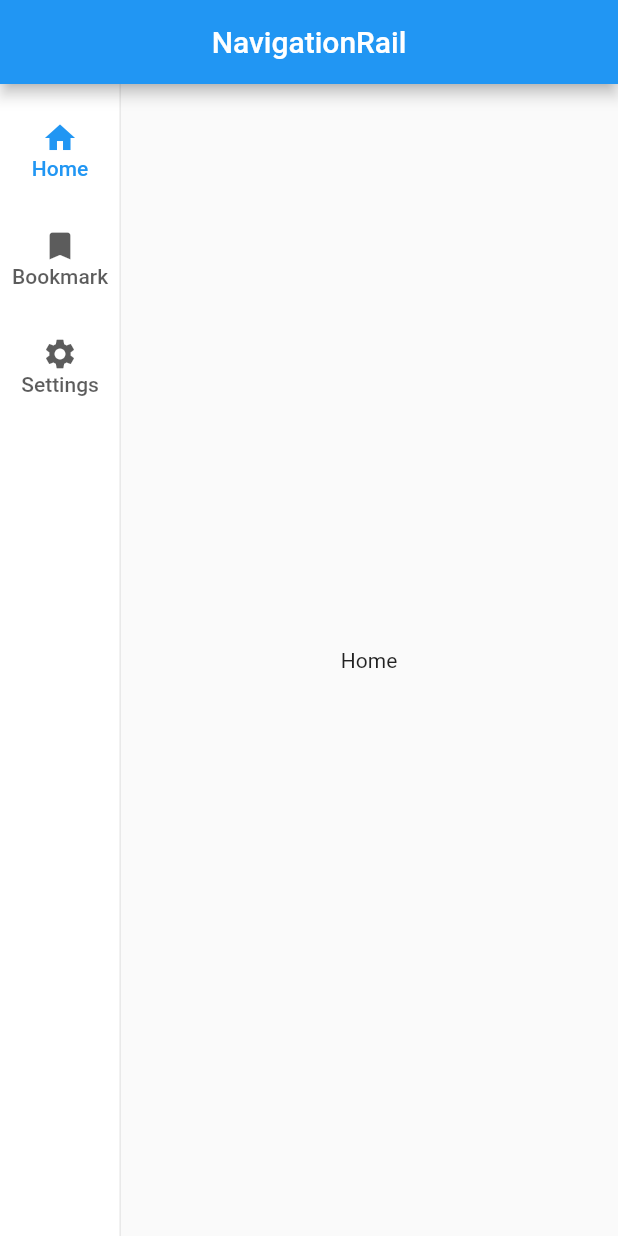
After one commit to nobushiueshi/flutter_widget_of_the_week, a Flutter app: the SamplePage127 screen opened directly, on a phone screen of 412 x 824 dp. The commit adds this screen. Run offline on Flutter 3.47's test engine with Material 2 defaults, Android fonts, the phone set to English and light mode, and no system bars; our stand-ins replace animated_text_kit, badges, cached_network_image, connectivity_plus, device_info_plus, flutter_slidable and 8 more; missing offline and left inert: mason; accounts and stored records are empty.

Commit message:
#127 NavigationRailを追加.

```diff
--- a/lib/presentation/pages/sample/sample120_page_data_list.dart
+++ b/lib/presentation/pages/sample/sample120_page_data_list.dart
@@ -6,8 +6,10 @@ import 'package:flutter_widget_of_the_week/presentation/pages/sample120/sample_p
 import 'package:flutter_widget_of_the_week/presentation/pages/sample120/sample_page_124.dart';
 import 'package:flutter_widget_of_the_week/presentation/pages/sample120/sample_page_125.dart';
 import 'package:flutter_widget_of_the_week/presentation/pages/sample120/sample_page_126.dart';
+import 'package:flutter_widget_of_the_week/presentation/pages/sample120/sample_page_127.dart';
 
 final sample120PageDataList = <SamplePageData>[
+  SamplePageData(name: '#127 NavigationRail', widget: const SamplePage127()),
   SamplePageData(name: '#126 mason', widget: const SamplePage126()),
   SamplePageData(
     name: '#125 FocusableActionDetector',
--- a/lib/presentation/pages/sample120/sample_page_126.dart
+++ b/lib/presentation/pages/sample120/sample_page_126.dart
@@ -27,17 +27,17 @@ class _SamplePage126State extends State<SamplePage126> {
       ),
       floatingActionButton: FloatingActionButton(
         onPressed: () async {
-          // 動かないのでコメントアウト.
-          // final brick = Brick.git(
-          //   const GitPath(
-          //     'https://github.com/felangel/mason',
-          //     path: 'bricks/greeting',
-          //   ),
-          // );
-          // final generator = await MasonGenerator.fromBrick(brick);
-          // final target = DirectoryGeneratorTarget(Directory.current);
-          // await generator
-          //     .generate(target, vars: <String, dynamic>{'name': 'Dash'});
+          // 動かないので注意.
+          final brick = Brick.git(
+            const GitPath(
+              'https://github.com/felangel/mason',
+              path: 'bricks/greeting',
+            ),
+          );
+          final generator = await MasonGenerator.fromBrick(brick);
+          final target = DirectoryGeneratorTarget(Directory.current);
+          await generator
+              .generate(target, vars: <String, dynamic>{'name': 'Dash'});
         },
         child: const Icon(Icons.download),
       ),
--- /dev/null
+++ b/lib/presentation/pages/sample120/sample_page_127.dart
@@ -0,0 +1,65 @@
+import 'package:flutter/material.dart';
+
+class SamplePage127 extends StatefulWidget {
+  const SamplePage127({
+    super.key,
+  });
+
+  @override
+  State<SamplePage127> createState() => _SamplePage127State();
+}
+
+class _SamplePage127State extends State<SamplePage127> {
+  int selectedIndex = 0;
+
+  final List<String> messages = [
+    'Home',
+    'Bookmark',
+    'Settings',
+  ];
+
+  @override
+  Widget build(BuildContext context) {
+    return Scaffold(
+      appBar: AppBar(
+        title: const Text('NavigationRail'),
+        centerTitle: true,
+      ),
+      body: SafeArea(
+        child: Row(
+          children: [
+            NavigationRail(
+              selectedIndex: selectedIndex,
+              onDestinationSelected: (value) {
+                setState(() {
+                  selectedIndex = value;
+                });
+              },
+              labelType: NavigationRailLabelType.all,
+              destinations: const [
+                NavigationRailDestination(
+                  icon: Icon(Icons.home),
+                  label: Text('Home'),
+                ),
+                NavigationRailDestination(
+                  icon: Icon(Icons.bookmark),
+                  label: Text('Bookmark'),
+                ),
+                NavigationRailDestination(
+                  icon: Icon(Icons.settings),
+                  label: Text('Settings'),
+                ),
+              ],
+            ),
+            const VerticalDivider(width: 0),
+            Expanded(
+              child: Center(
+                child: Text(messages[selectedIndex]),
+              ),
+            ),
+          ],
+        ),
+      ),
+    );
+  }
+}
```
Also changed, not shown: 1 other file.
